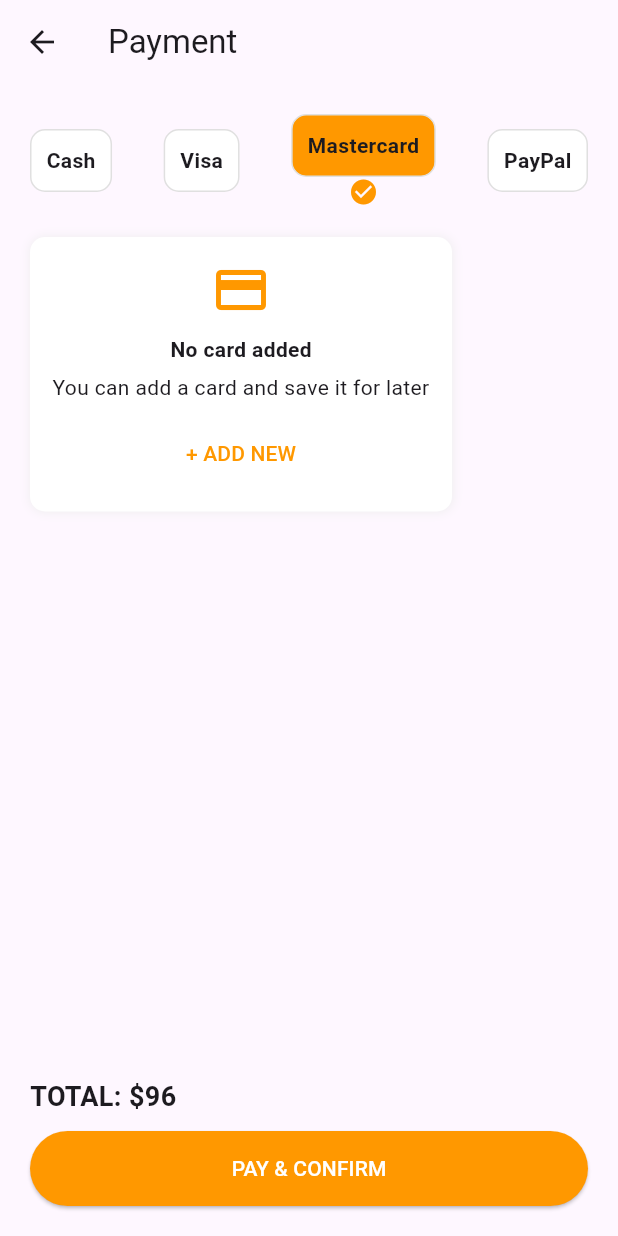
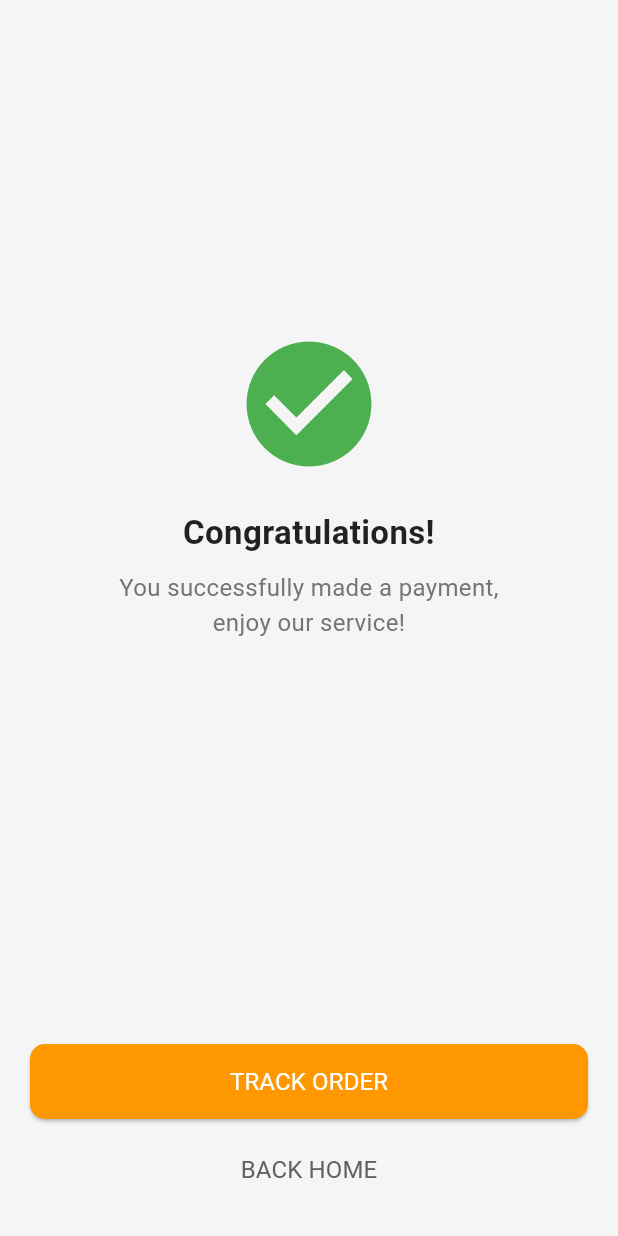
Before and after one commit to R21Rash/Food, a Flutter app: the PaymentScreen screen opened directly, after a tap on "PAY & CONFIRM", on a phone screen of 412 x 824 dp. Run offline on Flutter 3.47's test engine with Material 3 defaults, Android fonts, the phone set to English and light mode, and no system bars; our stand-ins replace flutter_map, geolocator, latlong2, permission_handler; Roboto replaces fonts that are missing (Poppins).

Commit message:
payment and success

```diff
--- a/lib/views/auth/login_screen.dart
+++ b/lib/views/auth/login_screen.dart
@@ -136,7 +136,6 @@ class LoginScreen extends StatelessWidget {
                         ),
                       ),
 
-                      /// ✅ **Sign Up Link**
                       const SizedBox(height: 15),
                       Center(
                         child: Row(
@@ -159,7 +158,6 @@ class LoginScreen extends StatelessWidget {
                         ),
                       ),
 
-                      /// ✅ **Divider & Social Login**
                       const SizedBox(height: 10),
                       Center(
                         child: Column(
--- a/lib/views/payment/payment_screen.dart
+++ b/lib/views/payment/payment_screen.dart
@@ -1,4 +1,5 @@
 import 'package:flutter/material.dart';
+import 'package:mobile_app_flutter/views/payment/payment_succ.dart';
 
 class PaymentScreen extends StatefulWidget {
   @override
@@ -6,7 +7,7 @@ class PaymentScreen extends StatefulWidget {
 }
 
 class _PaymentScreenState extends State<PaymentScreen> {
-  String selectedPaymentMethod = "Mastercard";
+  String selectedPaymentMethod = "assets/images/master.png";
   bool hasCard = false;
   String cardNumber = "";
 
@@ -14,14 +15,17 @@ class _PaymentScreenState extends State<PaymentScreen> {
     showModalBottomSheet(
       context: context,
       isScrollControlled: true,
+      shape: RoundedRectangleBorder(
+        borderRadius: BorderRadius.vertical(top: Radius.circular(20)),
+      ),
       builder: (context) {
         return Padding(
           padding: EdgeInsets.only(
             bottom: MediaQuery.of(context).viewInsets.bottom,
           ),
           child: Container(
-            padding: EdgeInsets.all(20),
-            height: 320,
+            padding: EdgeInsets.symmetric(horizontal: 20, vertical: 15),
+            height: 380, // Increased height for better spacing
             decoration: BoxDecoration(
               color: Colors.white,
               borderRadius: BorderRadius.vertical(top: Radius.circular(20)),
@@ -29,51 +33,105 @@ class _PaymentScreenState extends State<PaymentScreen> {
             child: Column(
               crossAxisAlignment: CrossAxisAlignment.start,
               children: [
+                // Header Row (Title + Close Button)
                 Row(
                   mainAxisAlignment: MainAxisAlignment.spaceBetween,
                   children: [
                     Text(
                       "Add Card",
                       style: TextStyle(
-                        fontSize: 18,
+                        fontSize: 20,
                         fontWeight: FontWeight.bold,
                       ),
                     ),
                     IconButton(
-                      icon: Icon(Icons.close),
+                      icon: Icon(Icons.close, color: Colors.grey.shade600),
                       onPressed: () => Navigator.pop(context),
                     ),
                   ],
                 ),
+                Divider(), // Aesthetic separator
+                // Card Holder Name
                 TextField(
-                  decoration: InputDecoration(labelText: "Card Holder Name"),
+                  decoration: InputDecoration(
+                    labelText: "Card Holder Name",
+                    prefixIcon: Icon(Icons.person, color: Colors.orange),
+                    filled: true,
+                    fillColor: Colors.grey.shade100,
+                    border: OutlineInputBorder(
+                      borderRadius: BorderRadius.circular(12),
+                      borderSide: BorderSide.none,
                     ),
+                  ),
+                ),
+                SizedBox(height: 10),
+
+                // Card Number
                 TextField(
-                  decoration: InputDecoration(labelText: "Card Number"),
+                  decoration: InputDecoration(
+                    labelText: "Card Number",
+                    prefixIcon: Icon(Icons.credit_card, color: Colors.orange),
+                    filled: true,
+                    fillColor: Colors.grey.shade100,
+                    border: OutlineInputBorder(
+                      borderRadius: BorderRadius.circular(12),
+                      borderSide: BorderSide.none,
+                    ),
+                  ),
                   keyboardType: TextInputType.number,
                 ),
+                SizedBox(height: 10),
+
+                // Expiry Date & CVC Row
                 Row(
                   children: [
                     Expanded(
                       child: TextField(
-                        decoration: InputDecoration(labelText: "Expire Date"),
+                        decoration: InputDecoration(
+                          labelText: "Expire Date",
+                          prefixIcon: Icon(
+                            Icons.calendar_today,
+                            color: Colors.orange,
+                          ),
+                          filled: true,
+                          fillColor: Colors.grey.shade100,
+                          border: OutlineInputBorder(
+                            borderRadius: BorderRadius.circular(12),
+                            borderSide: BorderSide.none,
+                          ),
+                        ),
                       ),
                     ),
                     SizedBox(width: 10),
                     Expanded(
                       child: TextField(
-                        decoration: InputDecoration(labelText: "CVC"),
+                        decoration: InputDecoration(
+                          labelText: "CVC",
+                          prefixIcon: Icon(Icons.lock, color: Colors.orange),
+                          filled: true,
+                          fillColor: Colors.grey.shade100,
+                          border: OutlineInputBorder(
+                            borderRadius: BorderRadius.circular(12),
+                            borderSide: BorderSide.none,
+                          ),
+                        ),
                         keyboardType: TextInputType.number,
                       ),
                     ),
                   ],
                 ),
-                SizedBox(height: 15),
+                SizedBox(height: 20),
+
+                // Stylish Add Card Button
                 ElevatedButton(
                   style: ElevatedButton.styleFrom(
                     backgroundColor: Colors.orange,
                     foregroundColor: Colors.white,
                     minimumSize: Size(double.infinity, 50),
+                    shape: RoundedRectangleBorder(
+                      borderRadius: BorderRadius.circular(12),
+                    ),
+                    elevation: 4,
                   ),
                   onPressed: () {
                     setState(() {
@@ -82,7 +140,10 @@ class _PaymentScreenState extends State<PaymentScreen> {
                     });
                     Navigator.pop(context);
                   },
-                  child: Text("ADD & MAKE PAYMENT"),
+                  child: Text(
+                    "ADD & MAKE PAYMENT",
+                    style: TextStyle(fontSize: 16, fontWeight: FontWeight.bold),
+                  ),
                 ),
               ],
             ),
@@ -92,32 +153,78 @@ class _PaymentScreenState extends State<PaymentScreen> {
     );
   }
 
+  Widget _buildPaymentMethod(String imagePath) {
+    return GestureDetector(
+      onTap: () {
+        setState(() {
+          selectedPaymentMethod = imagePath;
+        });
+      },
+      child: Column(
+        children: [
+          Container(
+            padding: EdgeInsets.all(10),
+            decoration: BoxDecoration(
+              color:
+                  selectedPaymentMethod == imagePath
+                      ? Colors.orange.withOpacity(0.2)
+                      : Colors.white,
+              borderRadius: BorderRadius.circular(10),
+              border: Border.all(color: Colors.grey.shade300),
+            ),
+            child: Image.asset(
+              imagePath,
+              width: 50,
+              height: 30,
+              fit: BoxFit.contain,
+            ),
+          ),
+          SizedBox(height: 5),
+          if (selectedPaymentMethod == imagePath)
+            Icon(Icons.check_circle, color: Colors.orange, size: 20),
+        ],
+      ),
+    );
+  }
+
   @override
   Widget build(BuildContext context) {
     return Scaffold(
+      backgroundColor: Colors.white,
       appBar: AppBar(
-        title: Text("Payment"),
+        backgroundColor: Colors.white,
+        elevation: 0,
+        centerTitle: true,
+        title: Text(
+          "Payment",
+          style: TextStyle(
+            fontSize: 18,
+            fontWeight: FontWeight.bold,
+            color: Colors.black,
+          ),
+        ),
         leading: IconButton(
-          icon: Icon(Icons.arrow_back),
+          icon: Icon(Icons.arrow_back, color: Colors.black),
           onPressed: () => Navigator.pop(context),
         ),
       ),
       body: Padding(
         padding: EdgeInsets.all(20),
         child: Column(
-          crossAxisAlignment: CrossAxisAlignment.start,
+          crossAxisAlignment: CrossAxisAlignment.stretch,
           children: [
+            // Payment method selection
             Row(
               mainAxisAlignment: MainAxisAlignment.spaceBetween,
               children: [
-                _buildPaymentMethod("Cash"),
-                _buildPaymentMethod("Visa"),
-                _buildPaymentMethod("Mastercard"),
-                _buildPaymentMethod("PayPal"),
+                _buildPaymentMethod("assets/images/cash.png"),
+                _buildPaymentMethod("assets/images/visa.png"),
+                _buildPaymentMethod("assets/images/master.png"),
               ],
             ),
             SizedBox(height: 20),
-            if (!hasCard)
+            // Conditional UI based on selected payment method
+            if (selectedPaymentMethod == "assets/images/cash.png")
               Container(
                 padding: EdgeInsets.all(15),
                 decoration: BoxDecoration(
@@ -128,12 +235,44 @@ class _PaymentScreenState extends State<PaymentScreen> {
                   ],
                 ),
                 child: Column(
+                  mainAxisSize: MainAxisSize.min,
+                  children: [
+                    Icon(Icons.money, size: 40, color: Colors.orange),
+                    SizedBox(height: 10),
+                    Text(
+                      "Cash Payment Selected",
+                      style: TextStyle(fontWeight: FontWeight.bold),
+                      textAlign: TextAlign.center,
+                    ),
+                    SizedBox(height: 5),
+                    Text(
+                      "Please have the exact amount ready upon delivery.",
+                      textAlign: TextAlign.center,
+                    ),
+                  ],
+                ),
+              )
+            else if (selectedPaymentMethod == "assets/images/visa.png" ||
+                selectedPaymentMethod == "assets/images/master.png")
+              !hasCard
+                  ? Container(
+                    padding: EdgeInsets.all(15),
+                    decoration: BoxDecoration(
+                      color: Colors.white,
+                      borderRadius: BorderRadius.circular(10),
+                      boxShadow: [
+                        BoxShadow(color: Colors.grey.shade200, blurRadius: 5),
+                      ],
+                    ),
+                    child: Column(
+                      mainAxisSize: MainAxisSize.min,
                       children: [
                         Icon(Icons.credit_card, size: 40, color: Colors.orange),
                         SizedBox(height: 10),
                         Text(
                           "No card added",
                           style: TextStyle(fontWeight: FontWeight.bold),
+                          textAlign: TextAlign.center,
                         ),
                         SizedBox(height: 5),
                         Text(
@@ -151,8 +290,7 @@ class _PaymentScreenState extends State<PaymentScreen> {
                       ],
                     ),
                   )
-            else
-              Container(
+                  : Container(
                     padding: EdgeInsets.all(15),
                     decoration: BoxDecoration(
                       color: Colors.white,
@@ -166,7 +304,11 @@ class _PaymentScreenState extends State<PaymentScreen> {
                       children: [
                         Row(
                           children: [
-                        Icon(Icons.credit_card, size: 30, color: Colors.orange),
+                            Icon(
+                              Icons.credit_card,
+                              size: 30,
+                              color: Colors.orange,
+                            ),
                             SizedBox(width: 10),
                             Text("Master Card"),
                           ],
@@ -176,9 +318,11 @@ class _PaymentScreenState extends State<PaymentScreen> {
                     ),
                   ),
             Spacer(),
+            // Total and confirm button
             Text(
               "TOTAL: \$96",
               style: TextStyle(fontSize: 18, fontWeight: FontWeight.bold),
+              textAlign: TextAlign.start,
             ),
             SizedBox(height: 10),
             ElevatedButton(
@@ -186,8 +330,19 @@ class _PaymentScreenState extends State<PaymentScreen> {
                 backgroundColor: Colors.orange,
                 foregroundColor: Colors.white,
                 minimumSize: Size(double.infinity, 50),
+                padding: const EdgeInsets.symmetric(vertical: 15),
+                shape: RoundedRectangleBorder(
+                  borderRadius: BorderRadius.circular(10),
                 ),
-              onPressed: () {},
+              ),
+              onPressed: () {
+                Navigator.push(
+                  context,
+                  MaterialPageRoute(
+                    builder: (context) => PaymentSuccessScreen(),
+                  ),
+                );
+              },
               child: Text("PAY & CONFIRM"),
             ),
           ],
@@ -195,32 +350,4 @@ class _PaymentScreenState extends State<PaymentScreen> {
       ),
     );
   }
-
-  Widget _buildPaymentMethod(String method) {
-    return GestureDetector(
-      onTap: () {
-        setState(() {
-          selectedPaymentMethod = method;
-        });
-      },
-      child: Column(
-        children: [
-          Container(
-            padding: EdgeInsets.all(10),
-            decoration: BoxDecoration(
-              color:
-                  selectedPaymentMethod == method
-                      ? Colors.orange
-                      : Colors.white,
-              borderRadius: BorderRadius.circular(10),
-              border: Border.all(color: Colors.grey.shade300),
-            ),
-            child: Text(method, style: TextStyle(fontWeight: FontWeight.bold)),
-          ),
-          if (selectedPaymentMethod == method)
-            Icon(Icons.check_circle, color: Colors.orange, size: 20),
-        ],
-      ),
-    );
 }
-}
--- /dev/null
+++ b/lib/views/payment/payment_succ.dart
@@ -0,0 +1,88 @@
+import 'package:flutter/material.dart';
+
+class PaymentSuccessScreen extends StatelessWidget {
+  @override
+  Widget build(BuildContext context) {
+    return Scaffold(
+      backgroundColor: Colors.grey.shade100, // Light background
+      // Centering everything perfectly
+      body: Center(
+        child: Column(
+          mainAxisSize: MainAxisSize.min, // Prevents full screen stretch
+          mainAxisAlignment: MainAxisAlignment.center, // Centers vertically
+          crossAxisAlignment: CrossAxisAlignment.center, // Centers horizontally
+          children: [
+            // Success Icon
+            Icon(
+              Icons.check_circle,
+              size: 100,
+              color: Colors.green, // Success color
+            ),
+            SizedBox(height: 20),
+
+            // Title
+            Text(
+              "Congratulations!",
+              style: TextStyle(
+                fontSize: 22,
+                fontWeight: FontWeight.bold,
+                color: Colors.black87,
+              ),
+              textAlign: TextAlign.center,
+            ),
+            SizedBox(height: 10),
+
+            // Subtitle
+            Text(
+              "You successfully made a payment,\nenjoy our service!",
+              textAlign: TextAlign.center,
+              style: TextStyle(fontSize: 16, color: Colors.grey.shade600),
+            ),
+            SizedBox(height: 30),
+          ],
+        ),
+      ),
+
+      // Button at the bottom
+      bottomNavigationBar: Padding(
+        padding: EdgeInsets.all(20),
+        child: Column(
+          mainAxisSize: MainAxisSize.min,
+          children: [
+            ElevatedButton(
+              style: ElevatedButton.styleFrom(
+                backgroundColor: Colors.orange,
+                foregroundColor: Colors.white,
+                shape: RoundedRectangleBorder(
+                  borderRadius: BorderRadius.circular(10),
+                ),
+                minimumSize: Size(double.infinity, 50),
+              ),
+              onPressed: () {
+                Navigator.pop(context);
+              },
+              child: Text(
+                "TRACK ORDER",
+                style: TextStyle(fontSize: 16, fontWeight: FontWeight.normal),
+              ),
+            ),
+            SizedBox(height: 10),
+            TextButton(
+              onPressed: () {
+                Navigator.pushNamed(context, '/customer_home');
+              },
+              child: Text(
+                "BACK HOME",
+                style: TextStyle(
+                  fontSize: 16,
+                  fontWeight: FontWeight.normal,
+                  color: Colors.grey[700],
+                ),
+              ),
+            ),
+          ],
+        ),
+      ),
+    );
+  }
+}
--- a/pubspec.yaml
+++ b/pubspec.yaml
@@ -42,3 +42,6 @@ flutter:
     - assets/images/sandwich.jpg
     - assets/images/resturent1.jpg
     - assets/images/resturent2.jpg
+    - assets/images/cash.png
+    - assets/images/visa.png
+    - assets/images/master.png
```
Also changed, not shown: lib/views/onboarding/onboarding_screen.dart (+4 -10 lines), assets/images/cash.png (added), assets/images/master.png (added), assets/images/visa.png (added). Lines whose indentation alone changed are shown as unchanged.
